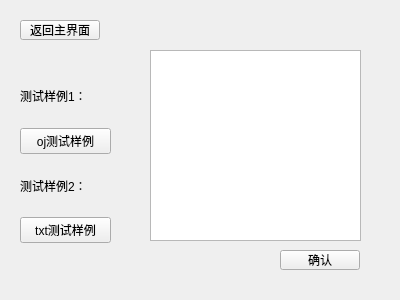
Above: inputwidget.ui from RickyRui111/WorldOfWarcraftDebug before the change. Below: the same form after it.
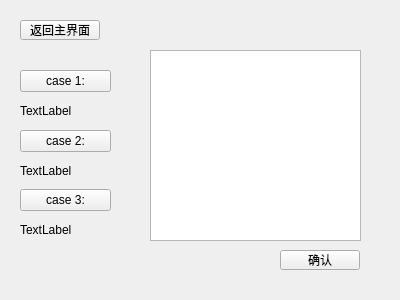
That is the form after the change.

Diff of the .ui file:
```diff
--- a/inputwidget.ui
+++ b/inputwidget.ui
@@ -59,31 +59,45 @@
     </rect>
    </property>
    <layout class="QVBoxLayout" name="verticalLayout">
-    <item>
-     <widget class="QLabel" name="label">
-      <property name="text">
-       <string>测试样例1：</string>
-      </property>
-     </widget>
-    </item>
     <item>
      <widget class="QPushButton" name="pushButton">
       <property name="text">
-       <string>oj测试样例</string>
+       <string>case 1:</string>
       </property>
      </widget>
     </item>
     <item>
-     <widget class="QLabel" name="label_2">
+     <widget class="QLabel" name="label">
       <property name="text">
-       <string>测试样例2：</string>
+       <string>TextLabel</string>
       </property>
      </widget>
     </item>
     <item>
      <widget class="QPushButton" name="pushButton_2">
       <property name="text">
-       <string>txt测试样例</string>
+       <string>case 2:</string>
+      </property>
+     </widget>
+    </item>
+    <item>
+     <widget class="QLabel" name="label_2">
+      <property name="text">
+       <string>TextLabel</string>
+      </property>
+     </widget>
+    </item>
+    <item>
+     <widget class="QPushButton" name="pushButton_3">
+      <property name="text">
+       <string>case 3:</string>
+      </property>
+     </widget>
+    </item>
+    <item>
+     <widget class="QLabel" name="label_3">
+      <property name="text">
+       <string>TextLabel</string>
       </property>
      </widget>
     </item>
```
